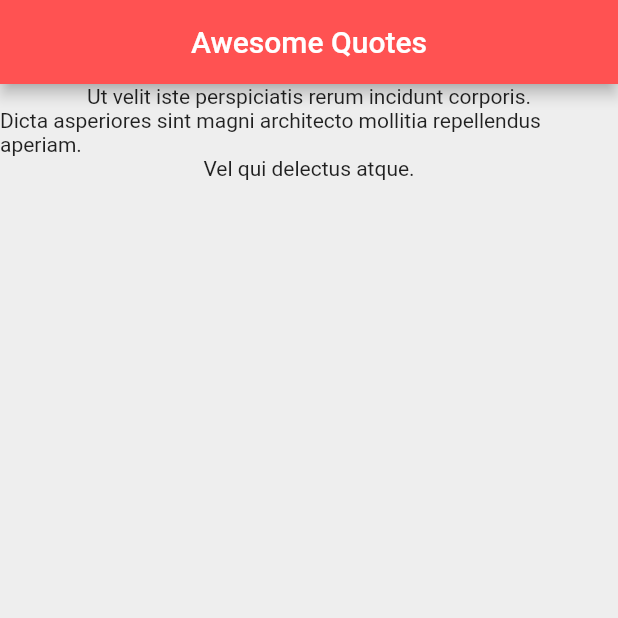
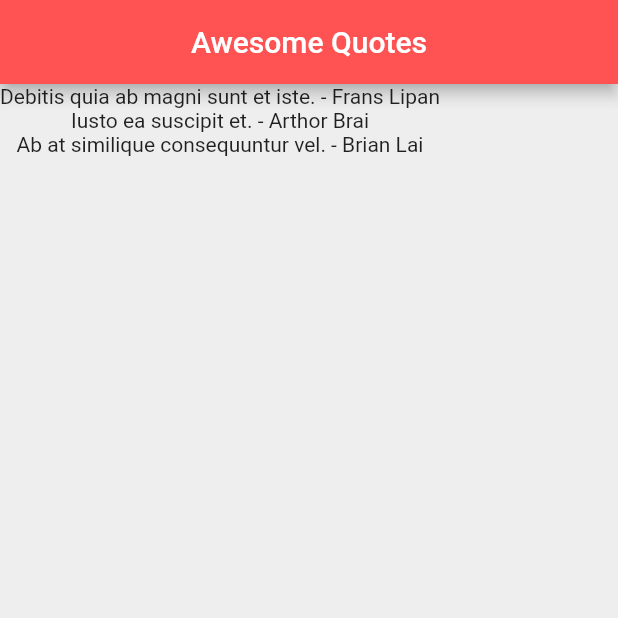
Before and after one commit to RadiRS/first-app-flutter, a Flutter app: the screen it shows after launch, on a phone screen of 412 x 824 dp, the top half of it. Run offline on Flutter 3.47's test engine with Material 2 defaults, Android fonts, the phone set to English and light mode, and no system bars.

Commit message:
Added custom Classes

```diff
--- a/lib/main.dart
+++ b/lib/main.dart
@@ -1,4 +1,5 @@
 import 'package:flutter/material.dart';
+import 'quotes.dart';
 
 void main() => runApp(MaterialApp(home: QuoteList()));
 
@@ -8,10 +9,10 @@ class QuoteList extends StatefulWidget {
 }
 
 class _QuoteListState extends State<QuoteList> {
-  List<String> queotes = [
-    'Ut velit iste perspiciatis rerum incidunt corporis.',
-    'Dicta asperiores sint magni architecto mollitia repellendus aperiam.',
-    'Vel qui delectus atque.'
+  List<Quote> quotes = [
+    Quote(author: 'Frans Lipan', text: 'Debitis quia ab magni sunt et iste.'),
+    Quote(author: 'Arthor Brai', text: 'Iusto ea suscipit et.'),
+    Quote(author: 'Brian Lai', text: 'Ab at similique consequuntur vel.'),
   ];
 
   @override
@@ -24,7 +25,9 @@ class _QuoteListState extends State<QuoteList> {
         backgroundColor: Colors.redAccent,
       ),
       body: Column(
-        children: queotes.map((item) => Text(item)).toList(),
+        children: quotes
+            .map((item) => Text('${item.text} - ${item.author}'))
+            .toList(),
       ),
     );
   }
--- /dev/null
+++ b/lib/quotes.dart
@@ -0,0 +1,10 @@
+class Quote {
+  String text;
+  String author;
+
+  Quote({this.text, this.author});
+  // Quote(String text, String author) { // spesific
+  //   this.text = text;
+  //   this.author = author;
+  // }
+}
```
